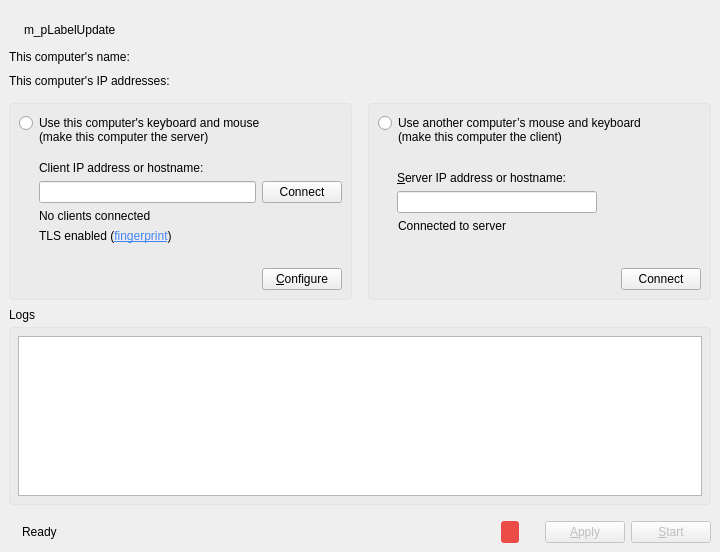
Before: the Qt Designer form src/gui/src/MainWindowBase.ui in deskflow/deskflow, drawn with Qt 5.
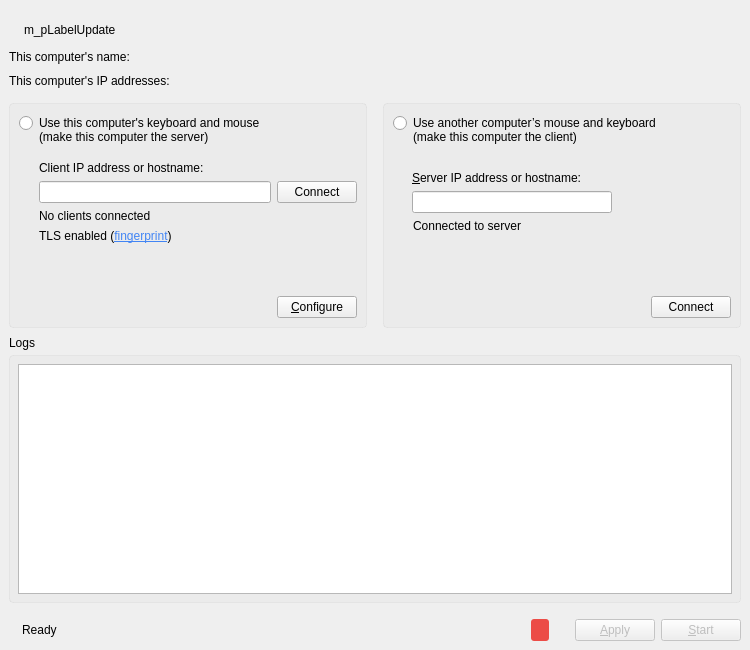
After: the same form once the commit is applied. Icons and pictures are not drawn. Custom widgets are drawn as their Qt base class.

Commit message: Launch in desktop mode on Windows

Patch:
```diff
--- a/src/gui/src/MainWindowBase.ui
+++ b/src/gui/src/MainWindowBase.ui
@@ -6,8 +6,8 @@
    <rect>
     <x>0</x>
     <y>0</y>
-    <width>720</width>
-    <height>552</height>
+    <width>750</width>
+    <height>650</height>
    </rect>
   </property>
   <property name="sizePolicy">
@@ -18,8 +18,8 @@
   </property>
   <property name="minimumSize">
    <size>
-    <width>720</width>
-    <height>552</height>
+    <width>750</width>
+    <height>550</height>
    </size>
   </property>
   <property name="windowTitle">
```
The commit also changes 5 other files.
